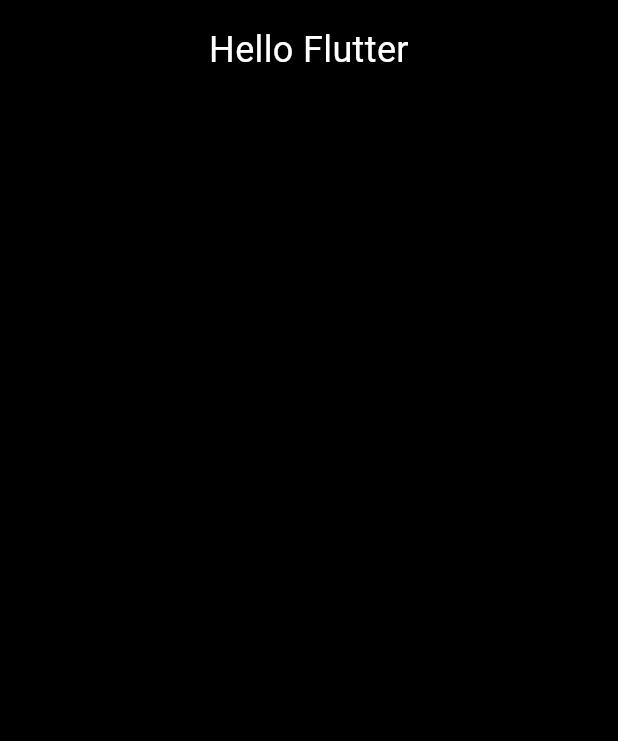
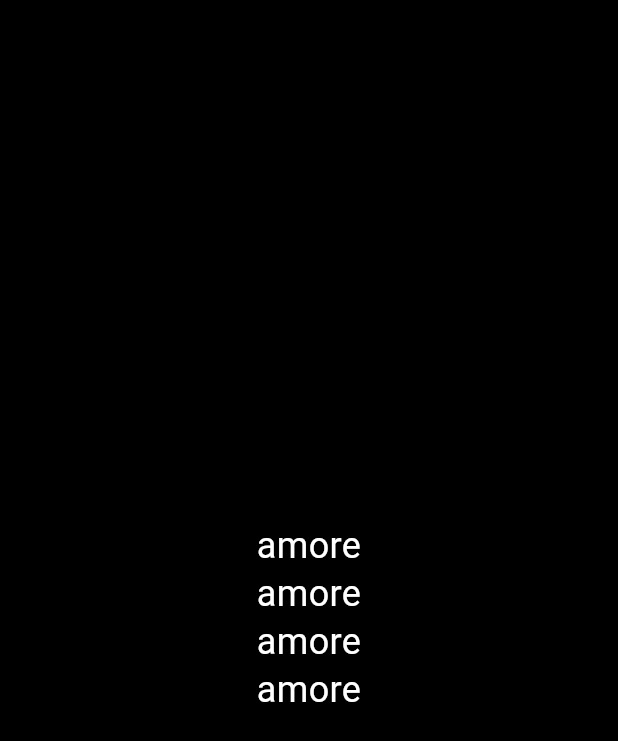
Before and after one commit to rrama19a/srs3, a Flutter app: the screen it shows after launch, on a phone screen of 412 x 824 dp. Shown: the top 741 px of the screen. Run offline on Flutter 3.47's test engine with Material 3 defaults, Android fonts, the phone set to English and light mode, and no system bars.

Commit message:
Update main.dart

```diff
--- a/lib/main.dart
+++ b/lib/main.dart
@@ -12,14 +12,31 @@
         backgroundColor: const Color.fromARGB(255, 0, 0, 0),
         body: Center(
           child: Column(
-            crossAxisAlignment: CrossAxisAlignment.start,
-            mainAxisAlignment: MainAxisAlignment.start,
+            crossAxisAlignment: CrossAxisAlignment.center,
+            mainAxisAlignment: MainAxisAlignment.center,
             children: [
-              SizedBox(height: 16), // Расстояние между строками
               Text(
-                'Hello Flutter',
+                'amore',
                 textAlign: TextAlign.center,
-                style: TextStyle(fontSize: 24.0, color: Colors.white),
+                style: TextStyle(fontSize: 24.0, height: 1.0, color: Colors.white),
+              ),
+              SizedBox(height: 8), // Уменьшенный интервал между строками
+              Text(
+                'amore',
+                textAlign: TextAlign.center,
+                style: TextStyle(fontSize: 24.0, height: 1.0, color: Colors.white),
+              ),
+              SizedBox(height: 8), // Уменьшенный интервал между строками
+              Text(
+                'amore',
+                textAlign: TextAlign.center,
+                style: TextStyle(fontSize: 24.0, height: 1.0, color: Colors.white),
+              ),
+              SizedBox(height: 8), // Уменьшенный интервал между строками
+              Text(
+                'amore',
+                textAlign: TextAlign.center,
+                style: TextStyle(fontSize: 24.0, height: 1.0, color: Colors.white),
               ),
             ],
           ),
```
